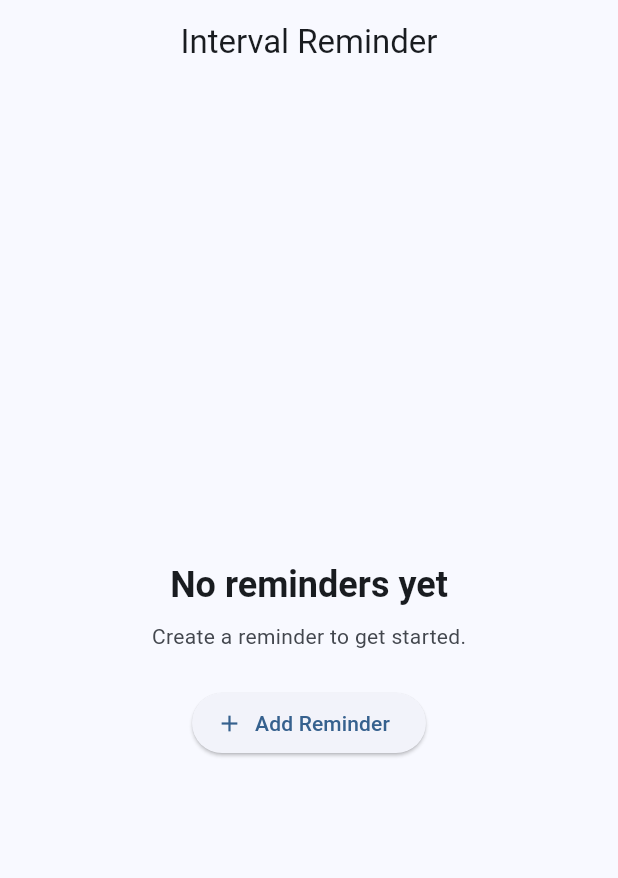
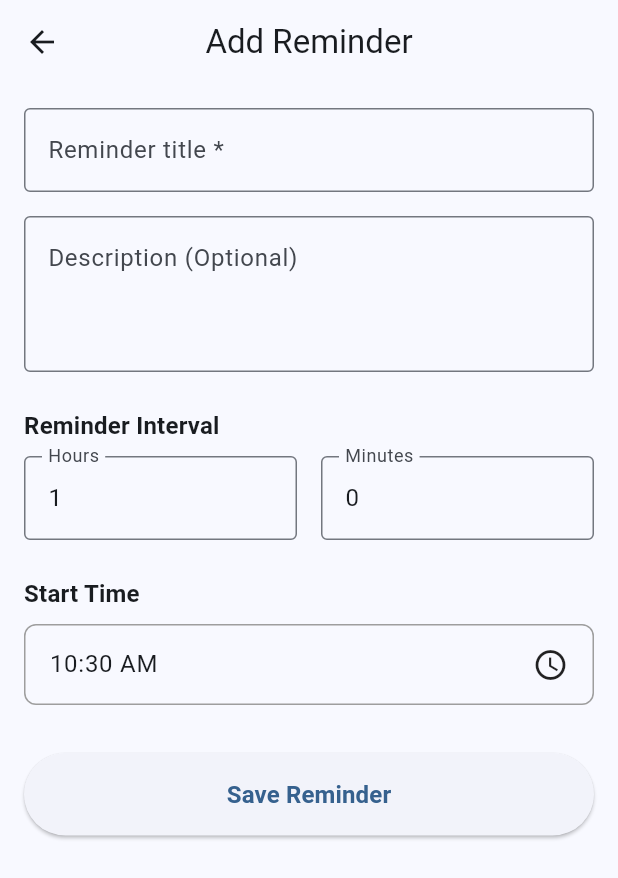
Before and after one commit to agasthyan-kannan/Interval-Reminder, a Flutter app: the screen it shows after launch, after a tap on "Add Reminder", on a phone screen of 412 x 824 dp. Shown: the top 878 px of the screen. Run offline on Flutter 3.47's test engine with Material 3 defaults, Android fonts, the phone set to English and light mode, and no system bars.

Commit message:
step 3,4

```diff
--- /dev/null
+++ b/lib/features/reminders/domain/entities/reminder.dart
@@ -0,0 +1,113 @@
+// ============================================================================
+// FILE: lib/features/reminders/domain/entities/reminder.dart
+//
+// WHAT THIS FILE DOES:
+// This file defines the core 'Reminder' data model (entity) for our app.
+// It serves as the single source of truth for what information a reminder holds.
+//
+// WHAT IS A CLASS?
+// A class is a blueprint or template for creating objects.
+// In our application, the 'Reminder' class defines the structure, and each
+// individual reminder created by the user (e.g. "Drink Water every 1 hour")
+// will be an object created from this blueprint.
+// ============================================================================
+
+class Reminder {
+  // ---------------------------------------------------------------------------
+  // PROPERTIES (FIELDS)
+  // ---------------------------------------------------------------------------
+
+  // WHY 'final' IS USED:
+  // In Dart, 'final' means that once a value is assigned to this variable,
+  // it can NEVER be changed (it is immutable).
+  //
+  // In modern Flutter architecture, making data models immutable prevents
+  // unexpected bugs where one part of the app accidentally modifies an object
+  // while another part is reading or rendering it.
+
+  // 1. id: Unique identifier
+  // - What it represents: A unique string (like a UUID or timestamp) that
+  //   distinguishes this specific reminder from all others.
+  // - Why String: IDs often combine numbers, letters, or hyphens (e.g. "rem_101").
+  final String id;
+
+  // 2. title: The main reminder name
+  // - What it represents: The short, user-visible name of the task
+  //   (e.g., "Drink Water", "Take a Break", "Stretch").
+  // - Why String: Represents textual information.
+  final String title;
+
+  // 3. description: Optional additional details
+  // - What it represents: Extra context or notes the user may want to add
+  //   (e.g., "Drink at least 250ml of cold water").
+  // - Why String? (Nullable String):
+  //   The '?' question mark after String means this property is NULLABLE.
+  //   A reminder does not require a description; if the user leaves it blank,
+  //   this value can safely be 'null' (no value).
+  final String? description;
+
+  // 4. interval: How often the reminder repeats
+  // - What it represents: The time gap between consecutive alerts
+  //   (e.g., every 45 minutes, every 2 hours).
+  // - Why Duration:
+  //   'Duration' is a built-in Dart type specifically designed to represent
+  //   a span of time. Using Duration is much safer and more powerful than
+  //   storing text like "45 minutes", because Duration allows us to perform
+  //   math directly (e.g., nextAlert = lastAlert + interval) and easily convert
+  //   between minutes, hours, and seconds.
+  final Duration interval;
+
+  // 5. isEnabled: Active or paused state
+  // - What it represents: Whether this reminder is currently active and triggering
+  //   notifications, or paused by the user.
+  // - Why bool: A boolean can only be either 'true' (active) or 'false' (paused).
+  final bool isEnabled;
+
+  // 6. startTime: When the reminder cycle begins
+  // - What it represents: The exact date and time when this reminder starts
+  //   counting its intervals.
+  // - Why DateTime:
+  //   'DateTime' represents a specific point in time on the calendar and clock
+  //   (e.g., 2026-09-20 09:00:00). This is different from 'Duration', which is
+  //   a length of elapsed time (e.g., 1 hour).
+  final DateTime startTime;
+
+  // ---------------------------------------------------------------------------
+  // CONSTRUCTOR
+  // ---------------------------------------------------------------------------
+
+  // WHAT IS A CONSTRUCTOR?
+  // A constructor is a special function used to create and initialize an object
+  // from a class blueprint.
+  //
+  // WHY WE NEED IT:
+  // Because all our properties are declared as 'final', they do not have values
+  // by default. The constructor allows us to pass in the values when creating
+  // each new Reminder object.
+  //
+  // 'const':
+  // Adding 'const' allows Flutter and Dart to allocate this object at compile-time
+  // if all of its inputs are constant values, improving runtime performance.
+  //
+  // NAMED PARAMETERS ({ ... }):
+  // The curly braces define "named parameters". Instead of passing values by position,
+  // we pass them by name (e.g., Reminder(id: '1', title: 'Water', ...)).
+  // This makes the code much easier to read and prevents accidentally mixing up
+  // the order of arguments.
+  //
+  // 'required':
+  // In Dart with null safety, named parameters are optional by default.
+  // Adding 'required' tells the Dart compiler that the caller MUST provide this
+  // parameter. If they forget, the code will not compile.
+  //
+  // Notice that 'this.description' does NOT have 'required'.
+  // Because its type is 'String?', it is optional and defaults to null if omitted!
+  const Reminder({
+    required this.id,
+    required this.title,
+    this.description,
+    required this.interval,
+    required this.isEnabled,
+    required this.startTime,
+  });
+}
--- a/lib/features/reminders/domain/repositories/reminder_repository.dart
+++ b/lib/features/reminders/domain/repositories/reminder_repository.dart
@@ -13,8 +13,8 @@
 //
 // WHAT CODE WILL EVENTUALLY GO HERE:
 // - Abstract methods such as:
-//   - Future<List<ReminderEntity>> getActiveReminders();
-//   - Future<void> saveReminder(ReminderEntity reminder);
+//   - Future<List<Reminder>> getActiveReminders();
+//   - Future<void> saveReminder(Reminder reminder);
 //   - Future<void> updateNextTrigger(String reminderId, DateTime nextTrigger);
 //   - Future<void> deleteReminder(String id);
 //
@@ -27,7 +27,7 @@
 // No data methods or storage logic are implemented yet.
 // ============================================================================
 
-import '../entities/reminder_entity.dart';
+import '../entities/reminder.dart';
 
 abstract class ReminderRepository {
   // Placeholder repository contract for reminders.
--- /dev/null
+++ b/lib/features/reminders/presentation/screens/add_reminder_screen.dart
@@ -0,0 +1,384 @@
+// ============================================================================
+// FILE: lib/features/reminders/presentation/screens/add_reminder_screen.dart
+//
+// WHAT THIS FILE DOES:
+// This screen allows the user to enter information to create a new reminder:
+// - Title (required)
+// - Description (optional, multi-line)
+// - Interval in hours and minutes (must be greater than 0)
+// - Start time (selected via Flutter's built-in showTimePicker)
+//
+// WHY A StatefulWidget IS USED HERE:
+// In Flutter, widgets are divided into two main categories:
+// 1. StatelessWidget: The UI never changes based on internal user interaction.
+// 2. StatefulWidget: The screen contains mutable data (state) that can change
+//    over time while the user interacts with it (e.g. typing text, picking a time).
+//
+// When the user picks a new time or types into inputs, the widget holds that
+// temporary state, and calls setState() to refresh the UI on screen.
+// ============================================================================
+
+import 'package:flutter/material.dart';
+import '../../domain/entities/reminder.dart';
+
+class AddReminderScreen extends StatefulWidget {
+  const AddReminderScreen({super.key});
+
+  // createState() is required for every StatefulWidget.
+  // It creates the companion State object (_AddReminderScreenState)
+  // that holds the mutable data and the build() logic.
+  @override
+  State<AddReminderScreen> createState() => _AddReminderScreenState();
+}
+
+// WHAT IS A State CLASS?
+// The State class represents the logic and internal data for a StatefulWidget.
+// Unlike the widget itself (which Flutter can destroy and recreate frequently),
+// the State object persists across rebuilds, keeping user inputs intact.
+class _AddReminderScreenState extends State<AddReminderScreen> {
+  // ---------------------------------------------------------------------------
+  // GLOBAL KEY FOR FORM VALIDATION
+  // ---------------------------------------------------------------------------
+  // WHAT IS GlobalKey<FormState>?
+  // A GlobalKey uniquely identifies the Form widget in Flutter's widget tree.
+  // It gives us access to the FormState methods from outside the Form, such as:
+  // - _formKey.currentState!.validate(): runs the validator functions of all
+  //   TextFormField children.
+  // - _formKey.currentState!.save(): saves the values of all fields.
+  final _formKey = GlobalKey<FormState>();
+
+  // ---------------------------------------------------------------------------
+  // TEXT EDITING CONTROLLERS
+  // ---------------------------------------------------------------------------
+  // WHAT IS A TextEditingController?
+  // A TextEditingController listens to and controls the text being edited
+  // in a TextFormField or TextField.
+  //
+  // WHY IT IS USEFUL:
+  // 1. You can read the current text at any time using: controller.text
+  // 2. You can set initial or updated text programmatically.
+  // 3. You can listen for changes as the user types.
+  late final TextEditingController _titleController;
+  late final TextEditingController _descriptionController;
+  late final TextEditingController _hoursController;
+  late final TextEditingController _minutesController;
+
+  // ---------------------------------------------------------------------------
+  // SCREEN STATE
+  // ---------------------------------------------------------------------------
+  // TimeOfDay represents a clock time (hour and minute) without a specific date.
+  // We initialize it to the current time when the screen opens.
+  TimeOfDay _selectedTime = TimeOfDay.now();
+
+  // initState() is called exactly once when this State object is first created.
+  // It is the ideal place to initialize controllers and load starting values.
+  @override
+  void initState() {
+    super.initState();
+    _titleController = TextEditingController();
+    _descriptionController = TextEditingController();
+
+    // Set default interval values: 1 hour 0 minutes
+    _hoursController = TextEditingController(text: '1');
+    _minutesController = TextEditingController(text: '0');
+  }
+
+  // ---------------------------------------------------------------------------
+  // DISPOSE: PREVENTING MEMORY LEAKS
+  // ---------------------------------------------------------------------------
+  // WHY dispose() IS NECESSARY:
+  // TextEditingControllers allocate resources and register listeners in Flutter's
+  // engine. If you do not dispose them when this screen is closed (popped),
+  // those resources stay in memory, causing a "memory leak".
+  //
+  // dispose() is called automatically by Flutter when this screen is permanently
+  // removed from the widget tree.
+  @override
+  void dispose() {
+    _titleController.dispose();
+    _descriptionController.dispose();
+    _hoursController.dispose();
+    _minutesController.dispose();
+    super.dispose();
+  }
+
+  // ---------------------------------------------------------------------------
+  // TIME PICKER DIALOG
+  // ---------------------------------------------------------------------------
+  // WHAT showTimePicker() DOES:
+  // showTimePicker is a built-in Flutter function that displays a Material Design
+  // clock dialog allowing the user to select an hour and minute.
+  //
+  // It returns a Future<TimeOfDay?>, which resolves when the user taps "OK"
+  // (returning the selected TimeOfDay) or "Cancel" (returning null).
+  Future<void> _pickTime() async {
+    final TimeOfDay? picked = await showTimePicker(
+      context: context,
+      initialTime: _selectedTime,
+    );
+
+    // If the user picked a time (didn't cancel) and it's different from the current one:
+    if (picked != null && picked != _selectedTime) {
+      // WHY setState() IS NECESSARY:
+      // In a StatefulWidget, simply changing a variable (_selectedTime = picked)
+      // will NOT update what is shown on the screen!
+      //
+      // Calling setState() notifies Flutter: "My internal data has changed! Please
+      // call build() again to repaint the screen with the new values."
+      setState(() {
+        _selectedTime = picked;
+      });
+    }
+  }
+
+  // ---------------------------------------------------------------------------
+  // SAVE REMINDER ACTION
+  // ---------------------------------------------------------------------------
+  void _saveReminder() {
+    // WHAT _formKey.currentState!.validate() DOES:
+    // It triggers the 'validator' callback on every TextFormField inside the Form.
+    // - If any validator returns an error String, validate() returns false,
+    //   and the error messages automatically appear in red under the invalid fields.
+    // - If all validators return null, validate() returns true!
+    if (!_formKey.currentState!.validate()) {
+      return;
+    }
+
+    // Safely parse numeric input for interval hours and minutes.
+    // int.tryParse() safely returns null instead of crashing if the input is invalid.
+    final int hours = int.tryParse(_hoursController.text.trim()) ?? 0;
+    final int minutes = int.tryParse(_minutesController.text.trim()) ?? 0;
+
+    // INTERVAL VALIDATION:
+    // The combined interval must be strictly greater than 0 minutes.
+    final Duration interval = Duration(hours: hours, minutes: minutes);
+    if (interval.inMinutes <= 0) {
+      ScaffoldMessenger.of(context).showSnackBar(
+        const SnackBar(
+          content: Text('Interval must be greater than 0 minutes.'),
+          backgroundColor: Colors.red,
+        ),
+      );
+      return;
+    }
+
+    // Combine today's calendar date with the chosen TimeOfDay to form a DateTime.
+    final DateTime now = DateTime.now();
+    final DateTime startDateTime = DateTime(
+      now.year,
+      now.month,
+      now.day,
+      _selectedTime.hour,
+      _selectedTime.minute,
+    );
+
+    // CREATE THE REMINDER OBJECT:
+    // We use the immutable Reminder model created in Step 3.
+    final Reminder newReminder = Reminder(
+      id: DateTime.now().millisecondsSinceEpoch.toString(),
+      title: _titleController.text.trim(),
+      description: _descriptionController.text.trim().isEmpty
+          ? null
+          : _descriptionController.text.trim(),
+      interval: interval,
+      isEnabled: true,
+      startTime: startDateTime,
+    );
+
+    // DEBUG OUTPUT:
+    // Print the created reminder to the debug console as requested for Step 4.
+    debugPrint('==============================================');
+    debugPrint('Reminder created successfully:');
+    debugPrint('ID:          ${newReminder.id}');
+    debugPrint('Title:       ${newReminder.title}');
+    debugPrint('Description: ${newReminder.description ?? "(none)"}');
+    debugPrint('Interval:    ${newReminder.interval.inHours}h ${newReminder.interval.inMinutes % 60}m');
+    debugPrint('Start Time:  ${_selectedTime.format(context)} ($startDateTime)');
+    debugPrint('Enabled:     ${newReminder.isEnabled}');
+    debugPrint('==============================================');
+
+    // WHAT Navigator.pop() DOES:
+    // Flutter manages screens using a stack of routes (like a stack of playing cards).
+    // Navigator.pop(context) removes the top screen from the stack and returns
+    // the user to the previous screen (the Home screen).
+    Navigator.pop(context);
+  }
+
+  // ---------------------------------------------------------------------------
+  // BUILD METHOD: CREATING THE UI
+  // ---------------------------------------------------------------------------
+  @override
+  Widget build(BuildContext context) {
+    return Scaffold(
+      appBar: AppBar(
+        title: const Text('Add Reminder'),
+      ),
+      // SingleChildScrollView ensures that when the on-screen keyboard appears,
+      // the user can scroll down and the UI will not overflow.
+      body: SingleChildScrollView(
+        padding: const EdgeInsets.all(16.0),
+        // WHAT Form DOES:
+        // Form is a container widget that groups multiple FormFields together
+        // and enables unified validation via a GlobalKey.
+        child: Form(
+          key: _formKey,
+          child: Column(
+            crossAxisAlignment: CrossAxisAlignment.stretch,
+            children: [
+              // ---------------------------------------------------------------
+              // 1. REMINDER TITLE
+              // ---------------------------------------------------------------
+              // WHAT TextFormField DOES:
+              // TextFormField combines a TextField with Form integration.
+              // It includes a 'validator' callback to check user input.
+              TextFormField(
+                controller: _titleController,
+                decoration: const InputDecoration(
+                  labelText: 'Reminder title *',
+                  hintText: 'e.g., Drink Water',
+                  border: OutlineInputBorder(),
+                ),
+                // WHAT validator DOES:
+                // The validator function receives the current text value.
+                // - Returning a String displays that error message in red.
+                // - Returning null tells Flutter the input is completely valid!
+                validator: (value) {
+                  if (value == null || value.trim().isEmpty) {
+                    return 'Please enter a reminder title.';
+                  }
+                  return null;
+                },
+              ),
+              const SizedBox(height: 16),
+
+              // ---------------------------------------------------------------
+              // 2. DESCRIPTION (OPTIONAL)
+              // ---------------------------------------------------------------
+              TextFormField(
+                controller: _descriptionController,
+                maxLines: 3,
+                decoration: const InputDecoration(
+                  labelText: 'Description (Optional)',
+                  hintText: 'e.g., Stay hydrated throughout the work day',
+                  border: OutlineInputBorder(),
+                  alignLabelWithHint: true,
+                ),
+              ),
+              const SizedBox(height: 24),
+
+              // ---------------------------------------------------------------
+              // 3. INTERVAL (HOURS & MINUTES)
+              // ---------------------------------------------------------------
+              Text(
+                'Reminder Interval',
+                style: Theme.of(context).textTheme.titleMedium?.copyWith(
+                      fontWeight: FontWeight.bold,
+                    ),
+              ),
+              const SizedBox(height: 8),
+              Row(
+                children: [
+                  // Hours input
+                  Expanded(
+                    child: TextFormField(
+                      controller: _hoursController,
+                      keyboardType: TextInputType.number,
+                      decoration: const InputDecoration(
+                        labelText: 'Hours',
+                        border: OutlineInputBorder(),
+                      ),
+                      validator: (value) {
+                        if (value == null || value.trim().isEmpty) {
+                          return 'Enter hours';
+                        }
+                        final parsed = int.tryParse(value.trim());
+                        if (parsed == null || parsed < 0) {
+                          return 'Invalid number';
+                        }
+                        return null;
+                      },
+                    ),
+                  ),
+                  const SizedBox(width: 16),
+                  // Minutes input
+                  Expanded(
+                    child: TextFormField(
+                      controller: _minutesController,
+                      keyboardType: TextInputType.number,
+                      decoration: const InputDecoration(
+                        labelText: 'Minutes',
+                        border: OutlineInputBorder(),
+                      ),
+                      validator: (value) {
+                        if (value == null || value.trim().isEmpty) {
+                          return 'Enter minutes';
+                        }
+                        final parsed = int.tryParse(value.trim());
+                        if (parsed == null || parsed < 0 || parsed > 59) {
+                          return '0 - 59 mins';
+                        }
+                        return null;
+                      },
+                    ),
+                  ),
+                ],
+              ),
+              const SizedBox(height: 24),
+
+              // ---------------------------------------------------------------
+              // 4. START TIME PICKER
+              // ---------------------------------------------------------------
+              Text(
+                'Start Time',
+                style: Theme.of(context).textTheme.titleMedium?.copyWith(
+                      fontWeight: FontWeight.bold,
+                    ),
+              ),
+              const SizedBox(height: 8),
+              // InkWell makes any widget clickable with a Material ripple effect.
+              InkWell(
+                onTap: _pickTime,
+                borderRadius: BorderRadius.circular(8.0),
+                child: Container(
+                  padding: const EdgeInsets.symmetric(
+                    horizontal: 16.0,
+                    vertical: 14.0,
+                  ),
+                  decoration: BoxDecoration(
+                    border: Border.all(color: Colors.grey),
+                    borderRadius: BorderRadius.circular(8.0),
+                  ),
+                  child: Row(
+                    mainAxisAlignment: MainAxisAlignment.spaceBetween,
+                    children: [
+                      Text(
+                        _selectedTime.format(context),
+                        style: Theme.of(context).textTheme.bodyLarge,
+                      ),
+                      const Icon(Icons.access_time),
+                    ],
+                  ),
+                ),
+              ),
+              const SizedBox(height: 32),
+
+              // ---------------------------------------------------------------
+              // 5. SAVE BUTTON
+              // ---------------------------------------------------------------
+              ElevatedButton(
+                onPressed: _saveReminder,
+                style: ElevatedButton.styleFrom(
+                  padding: const EdgeInsets.symmetric(vertical: 16.0),
+                ),
+                child: const Text(
+                  'Save Reminder',
+                  style: TextStyle(fontSize: 16, fontWeight: FontWeight.bold),
+                ),
+              ),
+            ],
+          ),
+        ),
+      ),
+    );
+  }
+}
--- a/lib/features/tasks/presentation/screens/home_screen.dart
+++ b/lib/features/tasks/presentation/screens/home_screen.dart
@@ -15,6 +15,7 @@
 // ============================================================================
 
 import 'package:flutter/material.dart';
+import '../../../reminders/presentation/screens/add_reminder_screen.dart';
 
 // HomeScreen extends StatelessWidget.
 // A StatelessWidget is used when the screen's UI does not need to dynamically
@@ -92,15 +93,21 @@ class HomeScreen extends StatelessWidget {
             // Vertical spacing before the action button
             const SizedBox(height: 24),
 
-            // Placeholder button for adding a reminder
-            // IMPORTANT: This button's callback is intentionally a placeholder.
-            // We are not implementing reminder creation yet in Step 2.
+            // Action button for navigating to the Add Reminder screen
             ElevatedButton.icon(
-              // 'onPressed' defines what happens when the user taps the button.
-              // Passing an empty function () {} keeps the button visually active
-              // while signaling that logic will be connected in an upcoming step.
+              // WHAT Navigator.push() DOES:
+              // Navigator.push() adds a new screen to Flutter's navigation stack.
+              //
+              // WHAT MaterialPageRoute DOES:
+              // MaterialPageRoute is a modal route that creates a platform-adaptive
+              // transition (e.g., slide from right on Android, slide from bottom on iOS).
               onPressed: () {
-                // Placeholder callback - no action taken yet.
+                Navigator.push(
+                  context,
+                  MaterialPageRoute(
+                    builder: (context) => const AddReminderScreen(),
+                  ),
+                );
               },
               icon: const Icon(Icons.add),
               label: const Text('Add Reminder'),
```
Also changed, not shown: lib/features/reminders/data/models/reminder_model.dart (+4 -3 lines), lib/features/reminders/domain/entities/reminder_entity.dart (deleted, +0 -34 lines), 1 other file.
